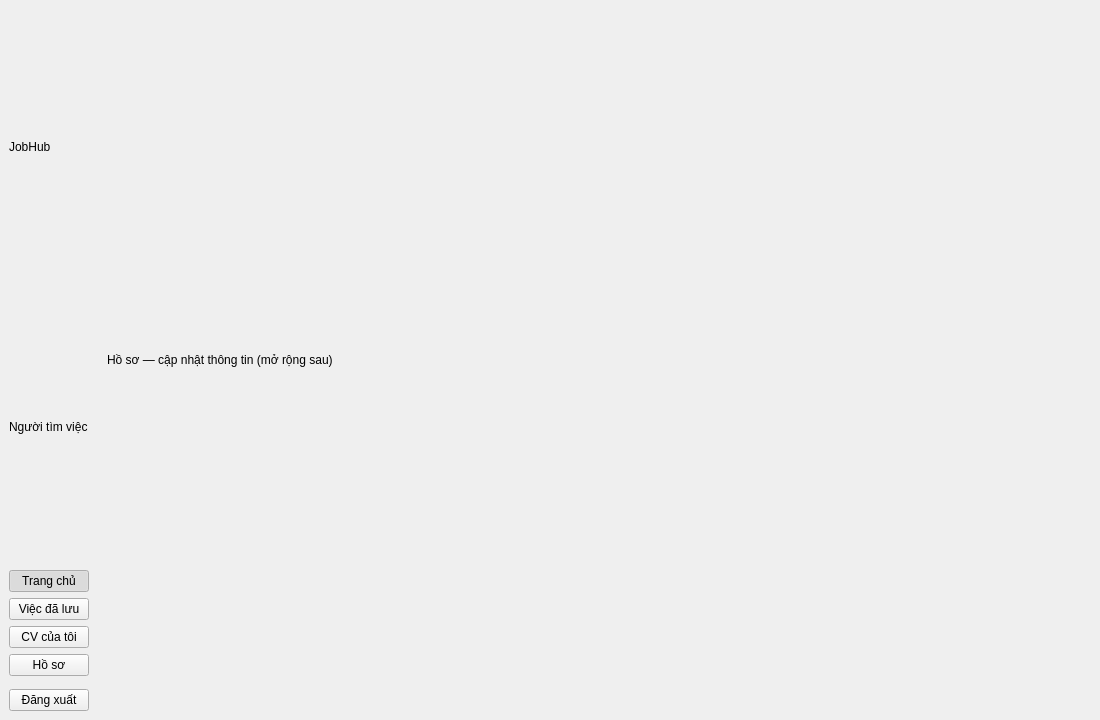
Above: client/resources/ui/dashboard_shell.ui from imaira203/BTLPY_N21_D31 before the change. Below: the same form after it.
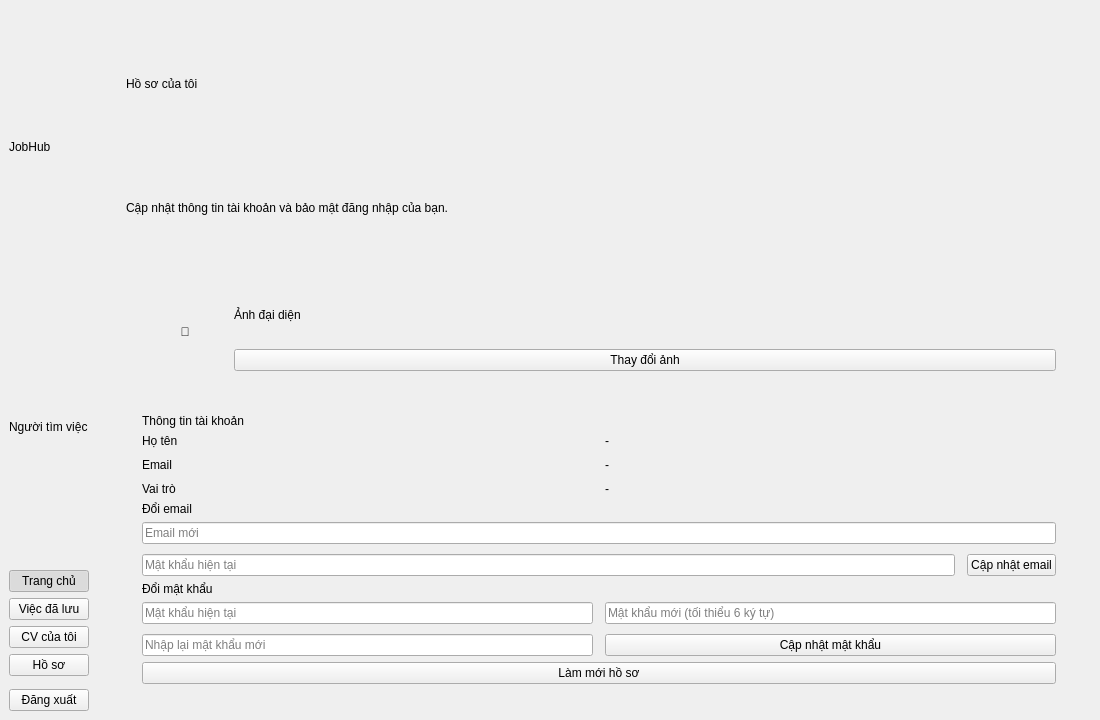
That is the form after the change. The open tabs and pages were chosen to show the change.

Diff of the .ui file:
```diff
--- a/client/resources/ui/dashboard_shell.ui
+++ b/client/resources/ui/dashboard_shell.ui
@@ -356,13 +356,276 @@
       </widget>
       <widget class="QWidget" name="pageProfile">
        <layout class="QVBoxLayout" name="verticalLayout_profile">
+        <property name="leftMargin">
+         <number>28</number>
+        </property>
+        <property name="topMargin">
+         <number>24</number>
+        </property>
+        <property name="rightMargin">
+         <number>28</number>
+        </property>
+        <property name="bottomMargin">
+         <number>20</number>
+        </property>
         <item>
          <widget class="QLabel" name="labelProfile">
           <property name="text">
-           <string>Hồ sơ — cập nhật thông tin (mở rộng sau)</string>
+           <string>Hồ sơ của tôi</string>
           </property>
          </widget>
         </item>
+        <item>
+         <widget class="QLabel" name="labelProfileSub">
+          <property name="text">
+           <string>Cập nhật thông tin tài khoản và bảo mật đăng nhập của bạn.</string>
+          </property>
+         </widget>
+        </item>
+        <item>
+         <widget class="QFrame" name="profileAvatarCard">
+          <layout class="QHBoxLayout" name="horizontalLayout_profile_avatar">
+           <property name="leftMargin">
+            <number>16</number>
+           </property>
+           <property name="topMargin">
+            <number>14</number>
+           </property>
+           <property name="rightMargin">
+            <number>16</number>
+           </property>
+           <property name="bottomMargin">
+            <number>14</number>
+           </property>
+           <item>
+            <widget class="QLabel" name="labelAvatarPreview">
+             <property name="minimumSize">
+              <size>
+               <width>86</width>
+               <height>86</height>
+              </size>
+             </property>
+             <property name="maximumSize">
+              <size>
+               <width>86</width>
+               <height>86</height>
+              </size>
+             </property>
+             <property name="text">
+              <string>👤</string>
+             </property>
+             <property name="alignment">
+              <set>Qt::AlignCenter</set>
+             </property>
+            </widget>
+           </item>
+           <item>
+            <layout class="QVBoxLayout" name="verticalLayout_profile_avatar_text">
+             <item>
+              <widget class="QLabel" name="labelAvatarTitle">
+               <property name="text">
+                <string>Ảnh đại diện</string>
+               </property>
+              </widget>
+             </item>
+             <item>
+              <widget class="QPushButton" name="btnChangeAvatar">
+               <property name="text">
+                <string>Thay đổi ảnh</string>
+               </property>
+              </widget>
+             </item>
+             <item>
+              <spacer name="verticalSpacer_avatar">
+               <property name="orientation">
+                <enum>Qt::Vertical</enum>
+               </property>
+              </spacer>
+             </item>
+            </layout>
+           </item>
+          </layout>
+         </widget>
+        </item>
+        <item>
+         <widget class="QFrame" name="profileCard">
+          <layout class="QVBoxLayout" name="verticalLayout_profile_card">
+           <property name="leftMargin">
+            <number>16</number>
+           </property>
+           <property name="topMargin">
+            <number>16</number>
+           </property>
+           <property name="rightMargin">
+            <number>16</number>
+           </property>
+           <property name="bottomMargin">
+            <number>16</number>
+           </property>
+           <item>
+            <widget class="QLabel" name="labelProfileSectionInfo">
+             <property name="text">
+              <string>Thông tin tài khoản</string>
+             </property>
+            </widget>
+           </item>
+           <item>
+            <layout class="QGridLayout" name="gridLayout_profile_info">
+             <property name="horizontalSpacing">
+              <number>12</number>
+             </property>
+             <property name="verticalSpacing">
+              <number>10</number>
+             </property>
+             <item row="0" column="0">
+              <widget class="QLabel" name="labelProfileNameKey">
+               <property name="text">
+                <string>Họ tên</string>
+               </property>
+              </widget>
+             </item>
+             <item row="0" column="1">
+              <widget class="QLabel" name="labelProfileName">
+               <property name="text">
+                <string>-</string>
+               </property>
+              </widget>
+             </item>
+             <item row="1" column="0">
+              <widget class="QLabel" name="labelProfileEmailKey">
+               <property name="text">
+                <string>Email</string>
+               </property>
+              </widget>
+             </item>
+             <item row="1" column="1">
+              <widget class="QLabel" name="labelProfileEmail">
+               <property name="text">
+                <string>-</string>
+               </property>
+              </widget>
+             </item>
+             <item row="2" column="0">
+              <widget class="QLabel" name="labelProfileRoleKey">
+               <property name="text">
+                <string>Vai trò</string>
+               </property>
+              </widget>
+             </item>
+             <item row="2" column="1">
+              <widget class="QLabel" name="labelProfileRole">
+               <property name="text">
+                <string>-</string>
+               </property>
+              </widget>
+             </item>
+            </layout>
+           </item>
+           <item>
+            <widget class="QLabel" name="labelProfileSectionEmail">
+             <property name="text">
+              <string>Đổi email</string>
+             </property>
+            </widget>
+           </item>
+           <item>
+            <layout class="QGridLayout" name="gridLayout_profile_email">
+             <property name="horizontalSpacing">
+              <number>12</number>
+             </property>
+             <property name="verticalSpacing">
+              <number>10</number>
+             </property>
+             <item row="0" column="0" colspan="2">
+              <widget class="QLineEdit" name="lineNewEmail">
+               <property name="placeholderText">
+                <string>Email mới</string>
+               </property>
+              </widget>
+             </item>
+             <item row="1" column="0">
+              <widget class="QLineEdit" name="lineCurrentPasswordForEmail">
+               <property name="echoMode">
+                <enum>QLineEdit::Password</enum>
+               </property>
+               <property name="placeholderText">
+                <string>Mật khẩu hiện tại</string>
+               </property>
+              </widget>
+             </item>
+             <item row="1" column="1">
+              <widget class="QPushButton" name="btnUpdateEmail">
+               <property name="text">
+                <string>Cập nhật email</string>
+               </property>
+              </widget>
+             </item>
+            </layout>
+           </item>
+           <item>
+            <widget class="QLabel" name="labelProfileSectionPassword">
+             <property name="text">
+              <string>Đổi mật khẩu</string>
+             </property>
+            </widget>
+           </item>
+           <item>
+            <layout class="QGridLayout" name="gridLayout_profile_password">
+             <property name="horizontalSpacing">
+              <number>12</number>
+             </property>
+             <property name="verticalSpacing">
+              <number>10</number>
+             </property>
+             <item row="0" column="0">
+              <widget class="QLineEdit" name="lineCurrentPassword">
+               <property name="echoMode">
+                <enum>QLineEdit::Password</enum>
+               </property>
+               <property name="placeholderText">
+                <string>Mật khẩu hiện tại</string>
+               </property>
+              </widget>
+             </item>
+             <item row="0" column="1">
+              <widget class="QLineEdit" name="lineNewPassword">
+               <property name="echoMode">
+                <enum>QLineEdit::Password</enum>
+               </property>
+               <property name="placeholderText">
+                <string>Mật khẩu mới (tối thiểu 6 ký tự)</string>
+               </property>
+              </widget>
+             </item>
+             <item row="1" column="0">
+              <widget class="QLineEdit" name="lineConfirmPassword">
+               <property name="echoMode">
+                <enum>QLineEdit::Password</enum>
+               </property>
+               <property name="placeholderText">
+                <string>Nhập lại mật khẩu mới</string>
+               </property>
+              </widget>
+             </item>
+             <item row="1" column="1">
+              <widget class="QPushButton" name="btnUpdatePassword">
+               <property name="text">
+                <string>Cập nhật mật khẩu</string>
+               </property>
+              </widget>
+             </item>
+            </layout>
+           </item>
+           <item>
+            <widget class="QPushButton" name="btnRefreshProfile">
+             <property name="text">
+              <string>Làm mới hồ sơ</string>
+             </property>
+            </widget>
+           </item>
+          </layout>
+         </widget>
+        </item>
        </layout>
       </widget>
      </widget>
```
Left out of the diff: 95 changed lines with no effect on the pictures.
